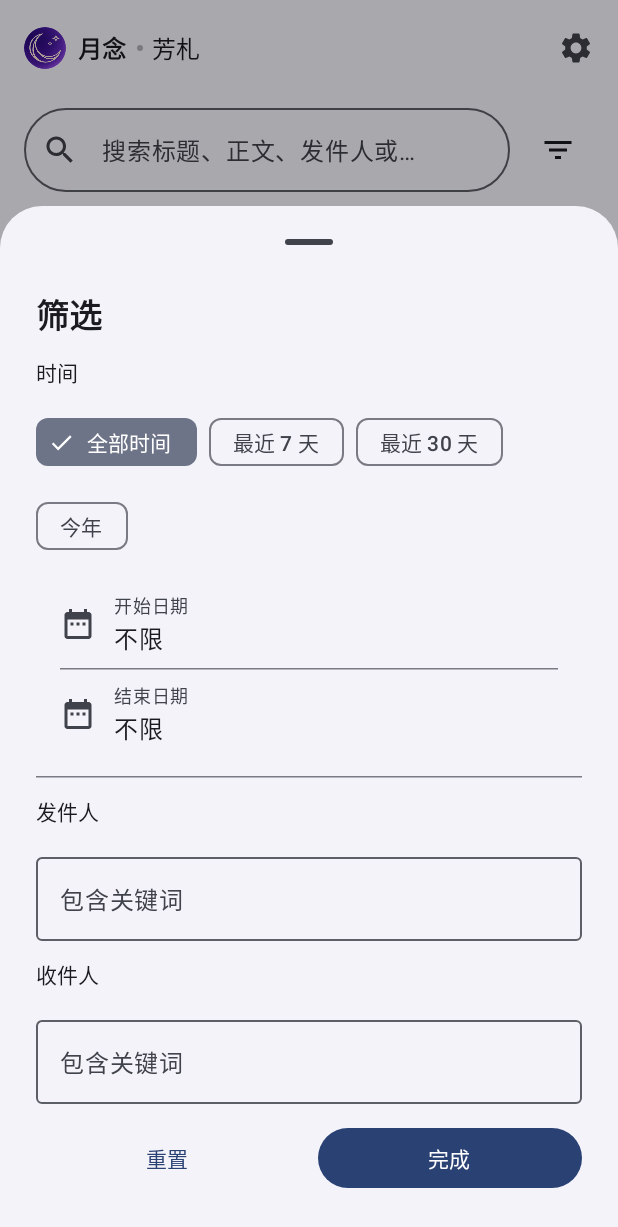
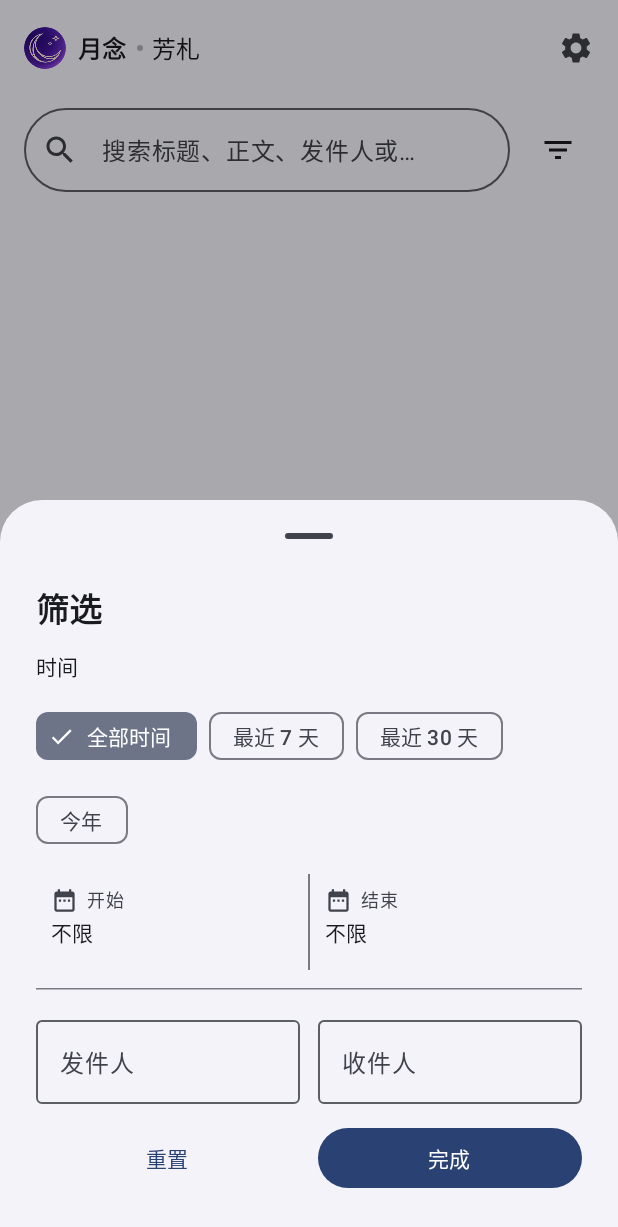
Before and after one commit to jiegun314/lunary, an Android app built with Jetpack Compose: the LettersScreen screen opened through its navigation route, after a tap on "筛选", on a phone screen of 412 x 824 dp. Shown: the top 1227 px of the screen. Run offline under Robolectric (Android 15) with nearby library versions, the phone set to English and light mode, and no system bars; our stand-ins replace Dagger/Hilt's generated code, Room's generated code.

Commit message:
feat: emphasize anniversary day distance and refine filters
- add future/past day metrics to event lists and detail cards
- move emoji picker into the title field and expand the catalog
- arrange letter date and sender/recipient filters in two columns
- bump version to 0.9.6

```diff
--- a/app/build.gradle.kts
+++ b/app/build.gradle.kts
@@ -29,8 +29,8 @@ android {
         applicationId = "com.lunary.app"
         minSdk = 26
         targetSdk = 37
-        versionCode = 29
-        versionName = "0.9.5"
+        versionCode = 30
+        versionName = "0.9.6"
 
         testInstrumentationRunner = "androidx.test.runner.AndroidJUnitRunner"
     }
--- a/app/src/main/java/com/lunary/app/ui/letters/LettersScreen.kt
+++ b/app/src/main/java/com/lunary/app/ui/letters/LettersScreen.kt
@@ -1,6 +1,7 @@
 package com.lunary.app.ui.letters
 
 import androidx.compose.foundation.clickable
+import androidx.compose.foundation.background
 import androidx.compose.foundation.layout.Arrangement
 import androidx.compose.foundation.layout.Box
 import androidx.compose.foundation.layout.Column
@@ -14,8 +15,10 @@ import androidx.compose.foundation.layout.fillMaxWidth
 import androidx.compose.foundation.layout.height
 import androidx.compose.foundation.layout.heightIn
 import androidx.compose.foundation.layout.imePadding
+import androidx.compose.foundation.layout.IntrinsicSize
 import androidx.compose.foundation.layout.padding
 import androidx.compose.foundation.layout.size
+import androidx.compose.foundation.layout.width
 import androidx.compose.foundation.layout.widthIn
 import androidx.compose.foundation.lazy.LazyColumn
 import androidx.compose.foundation.lazy.items
@@ -57,6 +60,7 @@ import androidx.compose.ui.draw.clip
 import androidx.compose.ui.res.stringResource
 import androidx.compose.ui.semantics.Role
 import androidx.compose.ui.text.style.TextAlign
+import androidx.compose.ui.text.style.TextOverflow
 import androidx.compose.ui.unit.dp
 import androidx.hilt.navigation.compose.hiltViewModel
 import androidx.lifecycle.compose.collectAsStateWithLifecycle
@@ -364,16 +368,26 @@ private fun LetterFilterSheet(
             shape = MaterialTheme.shapes.large,
             color = MaterialTheme.colorScheme.surfaceContainerLow
         ) {
-            Column {
+            Row(
+                modifier = Modifier.height(IntrinsicSize.Min),
+                verticalAlignment = Alignment.Top
+            ) {
                 DateFilterRow(
-                    label = stringResource(R.string.filter_start_date),
+                    modifier = Modifier.weight(1f),
+                    label = stringResource(R.string.filter_start_short),
                     date = filter.startDate,
                     onClick = onPickStart,
                     onClear = { onStartDate(null) }
                 )
-                HorizontalDivider(Modifier.padding(horizontal = 16.dp))
+                Box(
+                    modifier = Modifier
+                        .fillMaxHeight()
+                        .width(1.dp)
+                        .background(MaterialTheme.colorScheme.outlineVariant)
+                )
                 DateFilterRow(
-                    label = stringResource(R.string.filter_end_date),
+                    modifier = Modifier.weight(1f),
+                    label = stringResource(R.string.filter_end_short),
                     date = filter.endDate,
                     onClick = onPickEnd,
                     onClear = { onEndDate(null) }
@@ -383,31 +397,28 @@ private fun LetterFilterSheet(
 
         HorizontalDivider()
 
-        Text(
-            text = stringResource(R.string.letter_sender),
-            style = MaterialTheme.typography.titleSmall
-        )
+        Row(
+            modifier = Modifier.fillMaxWidth(),
+            horizontalArrangement = Arrangement.spacedBy(12.dp),
+            verticalAlignment = Alignment.Top
+        ) {
             OutlinedTextField(
                 value = filter.sender,
                 onValueChange = onSender,
-            label = { Text(stringResource(R.string.filter_contains)) },
-            placeholder = { Text(stringResource(R.string.filter_sender_hint)) },
+                label = { Text(stringResource(R.string.letter_sender)) },
+                placeholder = { Text(stringResource(R.string.filter_keyword)) },
                 singleLine = true,
-            modifier = Modifier.fillMaxWidth()
-        )
-
-        Text(
-            text = stringResource(R.string.letter_recipient),
-            style = MaterialTheme.typography.titleSmall
+                modifier = Modifier.weight(1f)
             )
             OutlinedTextField(
                 value = filter.recipient,
                 onValueChange = onRecipient,
-            label = { Text(stringResource(R.string.filter_contains)) },
-            placeholder = { Text(stringResource(R.string.filter_recipient_hint)) },
+                label = { Text(stringResource(R.string.letter_recipient)) },
+                placeholder = { Text(stringResource(R.string.filter_keyword)) },
                 singleLine = true,
-            modifier = Modifier.fillMaxWidth()
+                modifier = Modifier.weight(1f)
             )
+        }
 
         Row(
             modifier = Modifier.fillMaxWidth(),
@@ -426,45 +437,58 @@ private fun LetterFilterSheet(
 
 @Composable
 private fun DateFilterRow(
+    modifier: Modifier = Modifier,
     label: String,
     date: LocalDate?,
     onClick: () -> Unit,
     onClear: () -> Unit
 ) {
-    Row(
-        modifier = Modifier
-            .fillMaxWidth()
-            .heightIn(min = 56.dp)
+    Column(
+        modifier = modifier
+            .heightIn(min = 64.dp)
             .clip(MaterialTheme.shapes.medium)
             .clickable(role = Role.Button, onClick = onClick)
-            .padding(horizontal = 16.dp, vertical = 8.dp),
+            .padding(horizontal = 10.dp, vertical = 8.dp)
+    ) {
+        Row(
+            modifier = Modifier.fillMaxWidth(),
             verticalAlignment = Alignment.CenterVertically
         ) {
             Icon(
                 Icons.Default.DateRange,
                 contentDescription = null,
+                modifier = Modifier.size(18.dp),
                 tint = MaterialTheme.colorScheme.onSurfaceVariant
             )
-        Spacer(Modifier.size(12.dp))
-        Column(modifier = Modifier.weight(1f)) {
+            Spacer(Modifier.width(6.dp))
             Text(
                 text = label,
+                modifier = Modifier.weight(1f),
                 style = MaterialTheme.typography.labelMedium,
-                color = MaterialTheme.colorScheme.onSurfaceVariant
+                color = MaterialTheme.colorScheme.onSurfaceVariant,
+                maxLines = 1,
+                overflow = TextOverflow.Ellipsis
             )
-            Text(
-                text = date?.let(::formatDate) ?: stringResource(R.string.filter_any_date),
-                style = MaterialTheme.typography.bodyLarge
-            )
-        }
             if (date != null) {
-            IconButton(onClick = onClear) {
+                IconButton(
+                    onClick = onClear,
+                    modifier = Modifier.size(40.dp)
+                ) {
                     Icon(
                         Icons.Default.Close,
-                    contentDescription = stringResource(R.string.filter_clear_date)
+                        contentDescription = stringResource(R.string.filter_clear_date),
+                        modifier = Modifier.size(18.dp)
                     )
                 }
             }
+        }
+        Spacer(Modifier.height(2.dp))
+        Text(
+            text = date?.let(::formatDate) ?: stringResource(R.string.filter_any_date),
+            style = MaterialTheme.typography.bodyMedium,
+            maxLines = 3,
+            overflow = TextOverflow.Ellipsis
+        )
     }
 }
 
--- a/app/src/main/res/values/strings.xml
+++ b/app/src/main/res/values/strings.xml
@@ -110,9 +110,12 @@
     <string name="attachment_open_external">用其他应用打开</string>
     <string name="delete_confirm_message">「%1$s」将被移入回收站，30 天后自动清理。</string>
     <string name="interval_today">就是今天</string>
-    <string name="interval_future">还有 %1$d 天</string>
-    <string name="interval_past">已经 %1$d 天</string>
     <string name="anniversary_years">第 %1$d 周年</string>
+    <string name="metric_future">还差</string>
+    <string name="metric_past">已过</string>
+    <string name="metric_year_unit">年</string>
+    <string name="metric_day_unit">天</string>
+    <string name="metric_total_days">共 %1$d 天</string>
     <string name="date_with_weekday">%1$d年%2$d月%3$d日 · %4$s</string>
 
     <string name="settings_appearance">外观</string>
@@ -306,12 +309,12 @@
     <string name="filter_last_30_days">最近 30 天</string>
     <string name="filter_this_year">今年</string>
     <string name="filter_start_date">开始日期</string>
+    <string name="filter_start_short">开始</string>
     <string name="filter_end_date">结束日期</string>
+    <string name="filter_end_short">结束</string>
     <string name="filter_any_date">不限</string>
-    <string name="filter_contains">包含关键词</string>
+    <string name="filter_keyword">关键词</string>
     <string name="filter_clear_date">清除日期</string>
-    <string name="filter_sender_hint">输入发件人姓名</string>
-    <string name="filter_recipient_hint">输入收件人姓名</string>
     <string name="letters_empty_title">还没有芳札</string>
     <string name="letters_empty_hint">点击右下角的加号，写下第一封信</string>
     <string name="letter_title_new">新建芳札</string>
```
Also changed, not shown: app/src/main/java/com/lunary/app/domain/date/EventDayMetric.kt (added, +72 -0 lines), app/src/main/java/com/lunary/app/ui/UiFormat.kt (+0 -38 lines), app/src/main/java/com/lunary/app/ui/components/EventDayMetricBlock.kt (added, +151 -0 lines), app/src/main/java/com/lunary/app/ui/components/EventRow.kt (+33 -33 lines), app/src/main/java/com/lunary/app/ui/detail/DetailScreen.kt (+58 -24 lines), 2 other files. Lines whose indentation alone changed are shown as unchanged.
